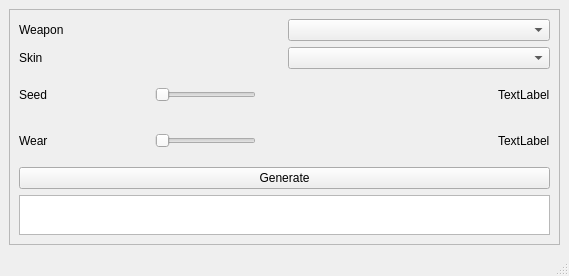
The window that GUI/Viewer/skins.ui (himenekocn/cs2_weapons_skin) describes before a commit, drawn with Qt 5.
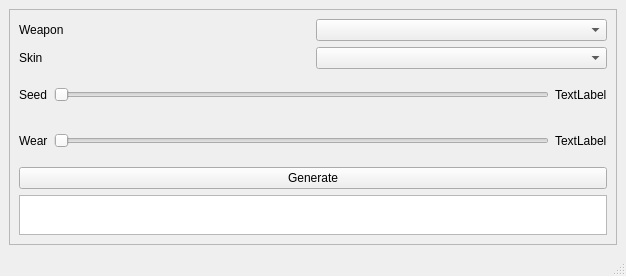
The same window after the commit.

Patch:
```diff
--- a/GUI/Viewer/skins.ui
+++ b/GUI/Viewer/skins.ui
@@ -6,7 +6,7 @@
    <rect>
     <x>0</x>
     <y>0</y>
-    <width>569</width>
+    <width>626</width>
     <height>276</height>
    </rect>
   </property>
@@ -65,19 +65,6 @@
                </property>
               </widget>
              </item>
-             <item>
-              <spacer name="horizontalSpacer_3">
-               <property name="orientation">
-                <enum>Qt::Horizontal</enum>
-               </property>
-               <property name="sizeHint" stdset="0">
-                <size>
-                 <width>40</width>
-                 <height>20</height>
-                </size>
-               </property>
-              </spacer>
-             </item>
              <item>
               <widget class="QSlider" name="seedSlider">
                <property name="maximum">
@@ -99,19 +86,6 @@
              </item>
             </layout>
            </item>
-           <item>
-            <spacer name="horizontalSpacer">
-             <property name="orientation">
-              <enum>Qt::Horizontal</enum>
-             </property>
-             <property name="sizeHint" stdset="0">
-              <size>
-               <width>40</width>
-               <height>20</height>
-              </size>
-             </property>
-            </spacer>
-           </item>
            <item>
             <widget class="QLabel" name="seedLabel">
              <property name="text">
@@ -132,19 +106,6 @@
                </property>
               </widget>
              </item>
-             <item>
-              <spacer name="horizontalSpacer_4">
-               <property name="orientation">
-                <enum>Qt::Horizontal</enum>
-               </property>
-               <property name="sizeHint" stdset="0">
-                <size>
-                 <width>40</width>
-                 <height>20</height>
-                </size>
-               </property>
-              </spacer>
-             </item>
              <item>
               <widget class="QSlider" name="wearSlider">
                <property name="orientation">
@@ -154,19 +115,6 @@
              </item>
             </layout>
            </item>
-           <item>
-            <spacer name="horizontalSpacer_2">
-             <property name="orientation">
-              <enum>Qt::Horizontal</enum>
-             </property>
-             <property name="sizeHint" stdset="0">
-              <size>
-               <width>40</width>
-               <height>20</height>
-              </size>
-             </property>
-            </spacer>
-           </item>
            <item>
             <widget class="QLabel" name="wearLabel">
              <property name="text">
```
